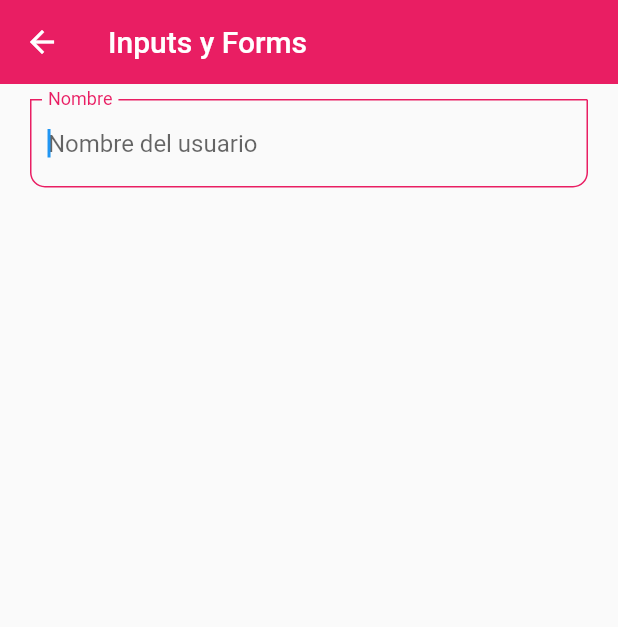
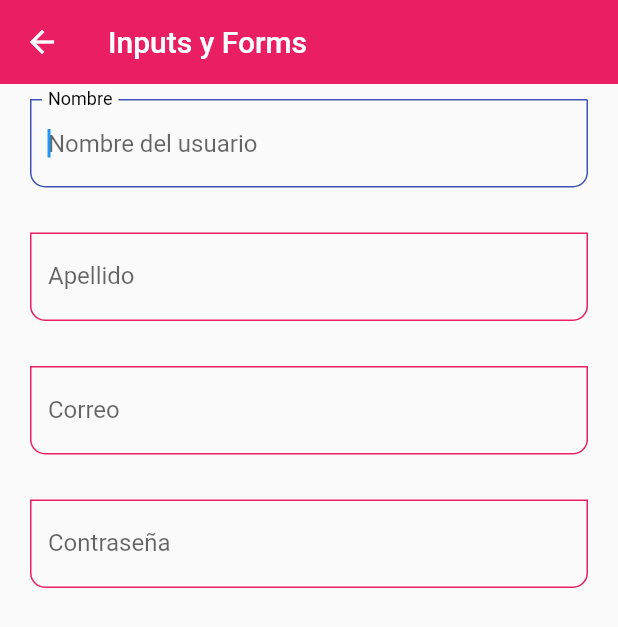
Before and after one commit to RaymundoSantorski/flutter_components, a Flutter app: the InputsScreen screen opened by its route, on a phone screen of 412 x 824 dp. Shown: the top 627 px of the screen. Run offline on Flutter 3.47's test engine with Material 2 defaults, Android fonts, the phone set to English and light mode, and no system bars.

Commit message:
Progreso del curso hasta la clase 90

```diff
--- a/lib/screens/inputs_screen.dart
+++ b/lib/screens/inputs_screen.dart
@@ -19,6 +19,29 @@ class InputsScreen extends StatelessWidget {
                 labelText: 'Nombre',
                 hintText: 'Nombre del usuario',
               ),
+              SizedBox(
+                height: 30,
+              ),
+              CustomInputField(
+                labelText: 'Apellido',
+                hintText: 'Apellido del usuario',
+              ),
+              SizedBox(
+                height: 30,
+              ),
+              CustomInputField(
+                labelText: 'Correo',
+                hintText: 'Correo del usuario',
+                keyboardType: TextInputType.emailAddress,
+              ),
+              SizedBox(
+                height: 30,
+              ),
+              CustomInputField(
+                labelText: 'Contraseña',
+                hintText: 'Contraseña del usuario',
+                obscureText: true,
+              ),
             ],
           ),
         )));
--- a/lib/themes/app_theme.dart
+++ b/lib/themes/app_theme.dart
@@ -2,6 +2,7 @@ import 'package:flutter/material.dart';
 
 class AppTheme {
   static const Color primary = Colors.pink;
+  static const Color secondary = Colors.indigo;
   static final ThemeData lightTheme = ThemeData.light().copyWith(
       // primary color
       primaryColor: primary,
@@ -26,7 +27,7 @@ class AppTheme {
         elevation: 0,
       )),
       inputDecorationTheme: const InputDecorationTheme(
-        floatingLabelStyle: TextStyle(color: primary),
+        floatingLabelStyle: TextStyle(color: Colors.black),
         enabledBorder: OutlineInputBorder(
           borderSide: BorderSide(color: primary),
           borderRadius: BorderRadius.only(
@@ -34,7 +35,7 @@ class AppTheme {
               bottomRight: Radius.circular(10)),
         ),
         focusedBorder: OutlineInputBorder(
-          borderSide: BorderSide(color: primary),
+          borderSide: BorderSide(color: secondary),
           borderRadius: BorderRadius.only(
               bottomLeft: Radius.circular(10),
               bottomRight: Radius.circular(10)),
--- a/lib/widgets/custom_input_field.dart
+++ b/lib/widgets/custom_input_field.dart
@@ -6,6 +6,8 @@ class CustomInputField extends StatelessWidget {
   final String? helperText;
   final IconData? icon;
   final IconData? suffixIcon;
+  final TextInputType? keyboardType;
+  final bool? obscureText;
 
   const CustomInputField({
     Key? key,
@@ -14,6 +16,8 @@ class CustomInputField extends StatelessWidget {
     this.helperText,
     this.icon,
     this.suffixIcon,
+    this.keyboardType,
+    this.obscureText,
   }) : super(key: key);
 
   @override
@@ -22,6 +26,8 @@ class CustomInputField extends StatelessWidget {
         autofocus: true,
         initialValue: '',
         textCapitalization: TextCapitalization.words,
+        keyboardType: keyboardType,
+        obscureText: obscureText ?? false,
         onChanged: (value) {
           print(value);
         },
```
